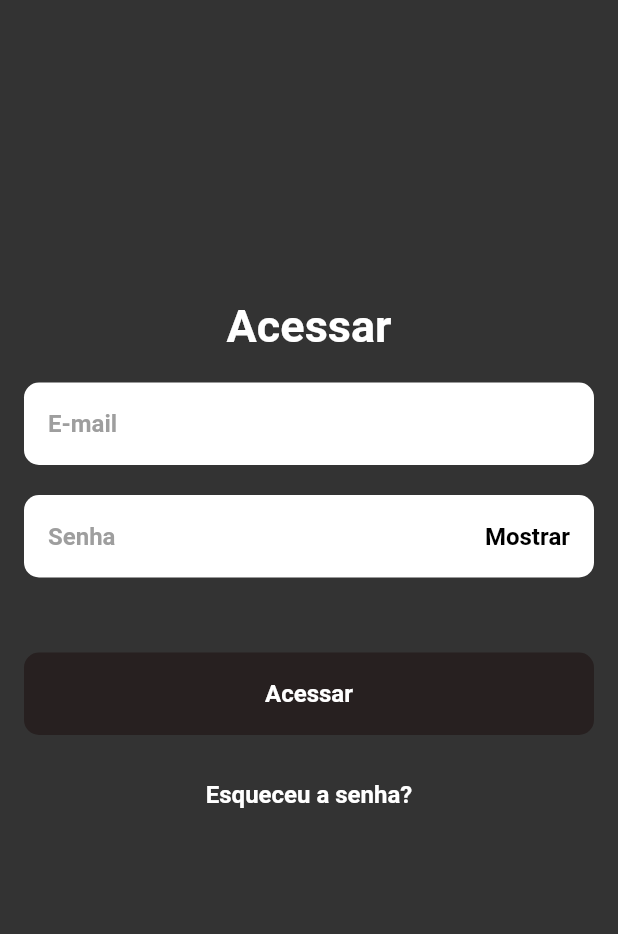
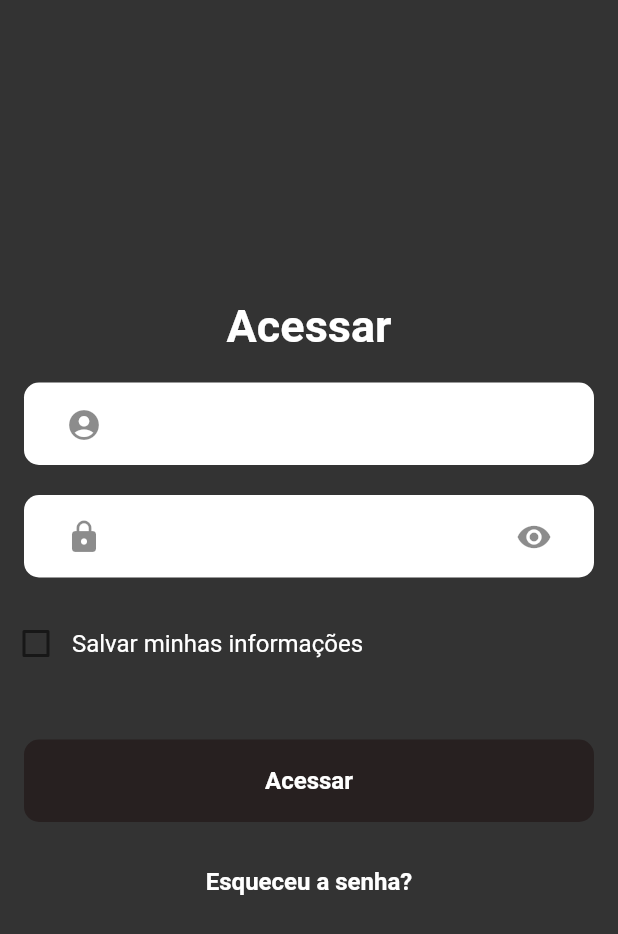
Before and after one commit to JonhMatheus/app-finance, a Flutter app: the screen it shows after launch, on a phone screen of 412 x 824 dp. Shown: the top 934 px of the screen. Run offline on Flutter 3.47's test engine with Material 3 defaults, Android fonts, the phone set to English and light mode, and no system bars; our stand-ins replace mobx; generated files the repository leaves out were written again.

Commit message:
finalizaCamposLogin

```diff
--- a/lib/autenticacao/login_controller.dart
+++ b/lib/autenticacao/login_controller.dart
@@ -0,0 +1,14 @@
+import 'package:flutter/material.dart';
+import 'package:mobx/mobx.dart';
+part 'login_controller.g.dart';
+
+class LoginController = _LoginControllerBase with _$LoginController;
+
+abstract class _LoginControllerBase with Store {
+  bool isAccept = false;
+
+  final campoSenha = TextEditingController();
+  final campoEmail = TextEditingController();
+
+  bool visibility = true;
+}
--- a/lib/autenticacao/login_page.dart
+++ b/lib/autenticacao/login_page.dart
@@ -1,4 +1,5 @@
 import 'package:flutter/material.dart';
+import 'package:flutter_application_1/autenticacao/login_controller.dart';
 
 class LoginPage extends StatefulWidget {
   const LoginPage({super.key});
@@ -8,84 +9,99 @@ class LoginPage extends StatefulWidget {
 }
 
 class _LoginPageState extends State<LoginPage> {
+  LoginController controller = LoginController();
   @override
   Widget build(BuildContext context) {
     return Scaffold(
       backgroundColor: const Color(0xFF333333),
       body: Padding(
         padding: const EdgeInsets.only(top: 200),
+        child: SingleChildScrollView(
           child: Column(
             children: [
-            const Align(
-              alignment: Alignment.center,
-              child: Text(
-                'Acessar',
-                style: TextStyle(fontWeight: FontWeight.bold,fontSize: 30, color: Colors.white),
+              titulo(),
+              const SizedBox(height: 20),
+              campoLogin('Email', false),
+              const SizedBox(height: 20),
+              campoLogin('Senha', true),
+              const SizedBox(height: 20),
+              saveInfo(),
+              const SizedBox(height: 40),
+              botaoAcesso(),
+              const SizedBox(height: 30),
+              novaSenha(),
+            ],
           ),
         ),
-            const SizedBox(height: 20),
-            Padding(
+      ),
+    );
+  }
+
+  Widget campoLogin(String campoLogin, bool isPassword) {
+    return Padding(
       padding: const EdgeInsets.symmetric(horizontal: 16),
       child: Container(
           padding: const EdgeInsets.all(16),
           height: 55,
           width: MediaQuery.of(context).size.width,
           decoration: BoxDecoration(
-                  color: Colors.white,
-                  borderRadius:  BorderRadius.circular(10),
-                  ),
-                  child: const Align (
-                    alignment: Alignment.centerLeft,
-                    child: Text(
-                      'E-mail',
-                      style: TextStyle(fontWeight: FontWeight.bold,fontSize: 16, color: Colors.grey),
-                    ),
-                    ),
-              ),
-            ),
-            const SizedBox(height: 20),
-            Padding(
-              padding: const EdgeInsets.symmetric(horizontal: 16),
-              child: Container(
-                padding: const EdgeInsets.all(16),
-                height: 55,
-                width: MediaQuery.of(context).size.width,
-                decoration: BoxDecoration(
-                  color: Colors.white,
-                  borderRadius:  BorderRadius.circular(10)
-                  ),
-                  child: const Row(
-                    mainAxisAlignment: MainAxisAlignment.spaceBetween,
+              color: Colors.white, borderRadius: BorderRadius.circular(10)),
+          child: TextField(
+              obscureText: isPassword ? controller.visibility : false,
+              decoration: InputDecoration(
+                  border: InputBorder.none,
+                  prefixIcon:
+                      Icon(isPassword ? Icons.lock : Icons.account_circle),
+                  suffixIcon: GestureDetector(
+                    onTap: () {
+                      controller.visibility = !controller.visibility;
+                      setState(() {});
+                    },
+                    child: Icon(isPassword ? Icons.visibility : null),
+                  )),
+              controller:
+                  isPassword ? controller.campoSenha : controller.campoEmail)),
+    );
+  }
+
+  Widget saveInfo() {
+    return Row(
       children: [
-                      Text(
-                        'Senha',
-                        style: TextStyle(fontWeight: FontWeight.bold,fontSize: 16, color: Colors.grey),
-                      ),
-                      Text(
-                        'Mostrar',
-                        style: TextStyle(fontWeight: FontWeight.bold,fontSize: 16, color: Colors.black),
-                      ),
-                    ],
-                  ),
-
-              ),
-            ),
-            const SizedBox(height: 50),
-            botao(),
-          const SizedBox(height: 30),
-
+        Checkbox(
+            value: controller.isAccept,
+            onChanged: (valor) {
+              controller.isAccept = valor ?? false;
+              setState(() {}); //recarrega a tela para dar o novo valor
+            }),
         const Text(
-            'Esqueceu a senha?',
-            style: TextStyle(fontWeight: FontWeight.bold, fontSize: 16, color: Colors.white),
+          'Salvar minhas informações',
+          style: TextStyle(fontSize: 16, color: Colors.white),
         )
       ],
-        ),
+    );
+  }
+
+  Widget novaSenha() {
+    return const Text(
+      'Esqueceu a senha?',
+      style: TextStyle(
+          fontWeight: FontWeight.bold, fontSize: 16, color: Colors.white),
+    );
+  }
+
+  Widget titulo() {
+    return const Align(
+      alignment: Alignment.center,
+      child: Text(
+        'Acessar',
+        style: TextStyle(
+            fontWeight: FontWeight.bold, fontSize: 30, color: Colors.white),
       ),
     );
   }
 
-  botao(){
-   return  Padding(
+  Widget botaoAcesso() {
+    return Padding(
       padding: const EdgeInsets.symmetric(horizontal: 16),
       child: Container(
         padding: const EdgeInsets.all(16),
@@ -93,13 +109,14 @@ class _LoginPageState extends State<LoginPage> {
         width: MediaQuery.of(context).size.width,
         decoration: BoxDecoration(
           color: const Color(0xFF272020),
-                  borderRadius:  BorderRadius.circular(10),
+          borderRadius: BorderRadius.circular(10),
         ),
-                  child: const Align (
+        child: const Align(
           alignment: Alignment.center,
           child: Text(
             'Acessar',
-                      style: TextStyle(fontWeight: FontWeight.bold, fontSize: 16, color: Colors.white),
+            style: TextStyle(
+                fontWeight: FontWeight.bold, fontSize: 16, color: Colors.white),
           ),
         ),
       ),
--- a/pubspec.yaml
+++ b/pubspec.yaml
@@ -35,10 +35,13 @@ dependencies:
   # The following adds the Cupertino Icons font to your application.
   # Use with the CupertinoIcons class for iOS style icons.
   cupertino_icons: ^1.0.2
+  mobx: ^2.3.0+1
+  flutter_mobx: ^2.2.0+2
 
 dev_dependencies:
   flutter_test:
     sdk: flutter
+  mobx_codegen: ^2.6.0+1
 
   # The "flutter_lints" package below contains a set of recommended lints to
   # encourage good coding practices. The lint set provided by the package is
@@ -46,6 +49,7 @@ dev_dependencies:
   # package. See that file for information about deactivating specific lint
   # rules and activating additional ones.
   flutter_lints: ^2.0.0
+  build_runner: ^2.4.8
 
 # For information on the generic Dart part of this file, see the
 # following page: https://dart.dev/tools/pub/pubspec
```
Also changed, not shown: lib/autenticacao/login_controller.g.dart (added), pubspec.lock. Lines whose indentation alone changed are shown as unchanged.
